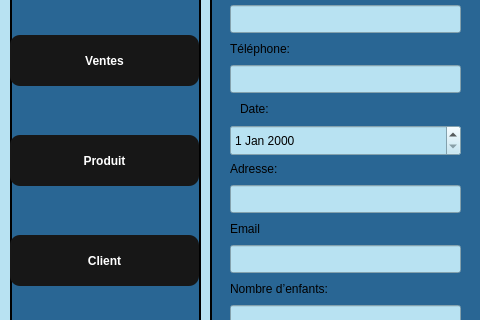
Qt form gestionemploye00.ui (Esprit-UP-Algo/projetcpp-2a25-s1-smart-optical-store) before a commit; both pictures show x 0 to 480 and y 245 to 565 of the 1165 by 825 pixel window.
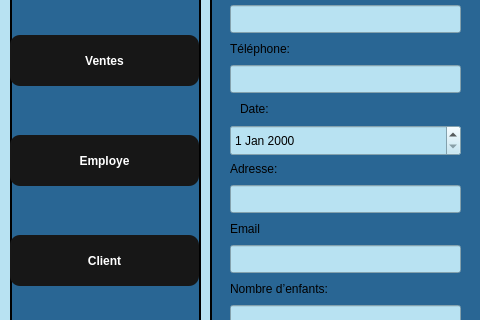
The same form after that commit. Icons and pictures are not drawn.

What changed in the file:
```diff
--- a/gestionemploye00.ui
+++ b/gestionemploye00.ui
@@ -659,7 +659,7 @@
 }</string>
     </property>
     <property name="text">
-     <string>Produit</string>
+     <string>Employe</string>
     </property>
    </widget>
    <widget class="QPushButton" name="pushButton_8">
```
